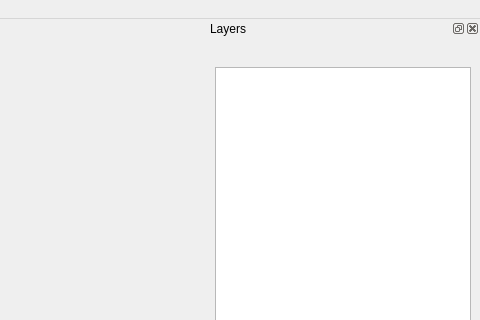
The window that bLUe.ui (bvirxx/bLUe_PYSIDE) describes before a commit, drawn with Qt 5; both pictures show x 689 to 1169 and y 0 to 320 of the 1169 by 1007 pixel window.
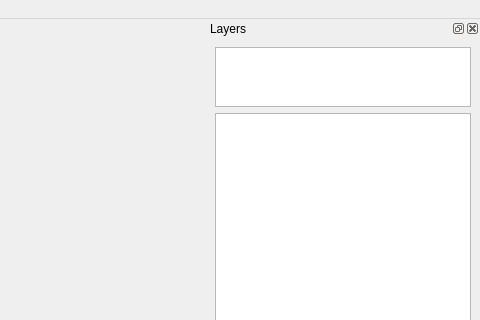
The same window after the commit. Icons and pictures are not drawn. Custom widgets are drawn as their Qt base class.

```diff
--- a/bLUe.ui
+++ b/bLUe.ui
@@ -458,7 +458,7 @@
    <property name="minimumSize">
     <size>
      <width>213</width>
-     <height>158</height>
+     <height>229</height>
     </size>
    </property>
    <property name="maximumSize">
@@ -475,10 +475,13 @@
    </attribute>
    <widget class="QWidget" name="dockWidgetContents">
     <layout class="QVBoxLayout" name="verticalLayout_2">
-     <item>
-      <widget class="QLabel" name="Label_Hist">
-       <property name="text">
-        <string/>
+     <item alignment="Qt::AlignTop">
+      <widget class="histForm" name="histView">
+       <property name="maximumSize">
+        <size>
+         <width>16777215</width>
+         <height>60</height>
+        </size>
        </property>
       </widget>
      </item>
@@ -715,6 +718,11 @@
    <extends>QTableView</extends>
    <header location="global">layerView</header>
   </customwidget>
+  <customwidget>
+   <class>histForm</class>
+   <extends>QGraphicsView</extends>
+   <header location="global">graphicsHist</header>
+  </customwidget>
  </customwidgets>
  <resources>
   <include location="resources.qrc"/>
```
